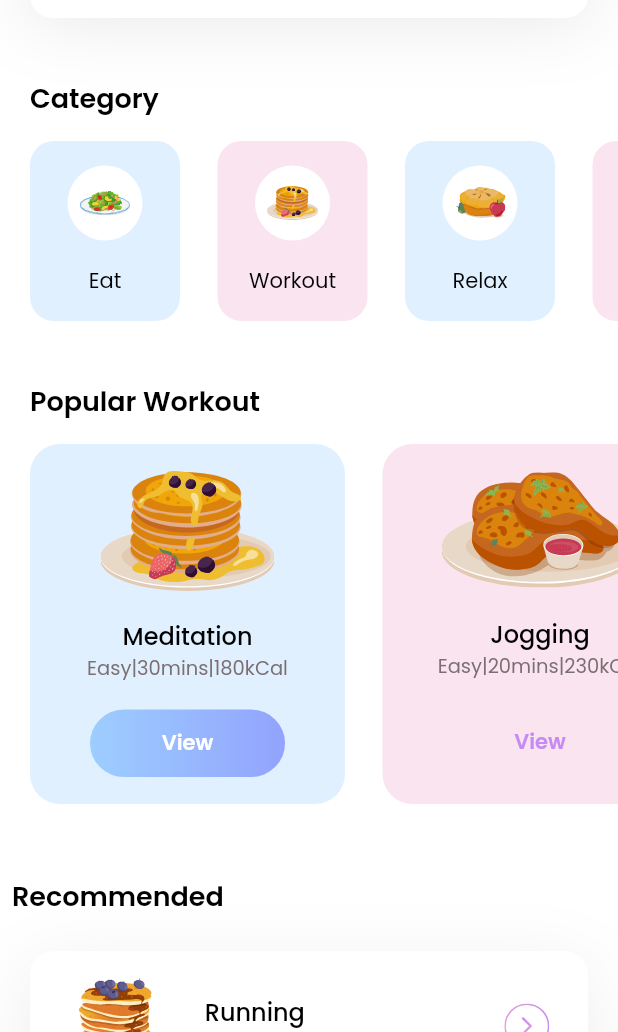
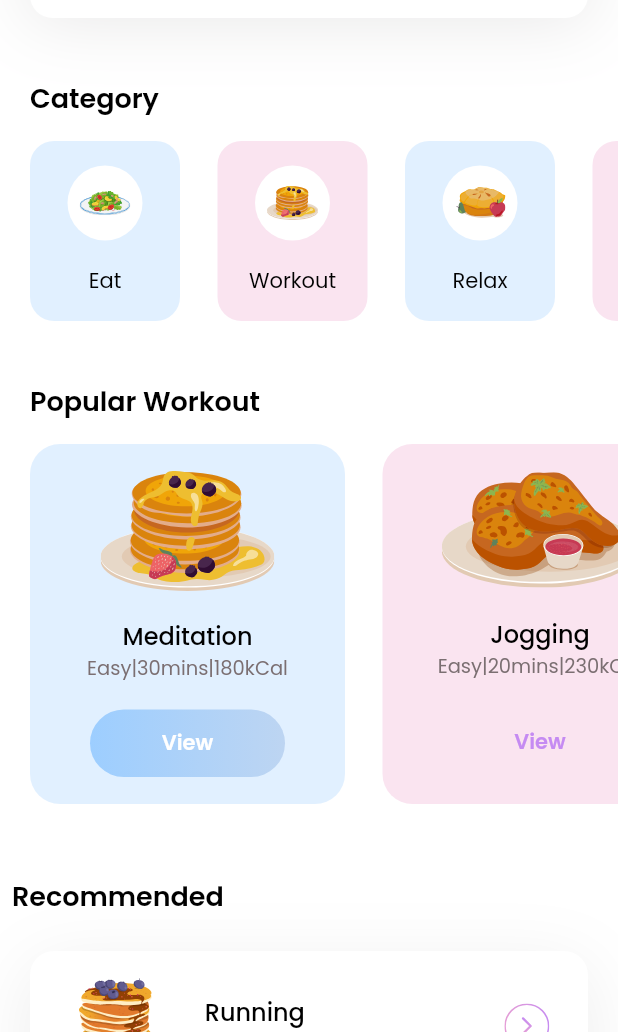
Before and after one commit to JiayueMeng/Flutter_Habit, a Flutter app: the screen it shows after launch, on a phone screen of 412 x 824 dp, the part 204-1236 px from its top. Run offline on Flutter 3.47's test engine with Material 2 defaults, Android fonts, the phone set to English and light mode, and no system bars; our stand-ins replace firebase_core, firebase_database, flutter_svg; accounts and stored records are empty.

Commit message:
change diet color

```diff
--- a/lib/pages/home.dart
+++ b/lib/pages/home.dart
@@ -201,7 +201,7 @@ class _HomePageState extends State<HomePage> {
                                 ? const Color(0xff9DCEFF)
                                 : Colors.transparent,
                             diets[index].viewIsSelected
-                                ? const Color(0xff92A3FD)
+                                ? const Color.fromARGB(255, 189, 213, 242)
                                 : Colors.transparent
                           ]),
                           borderRadius: BorderRadius.circular(50)),
```
